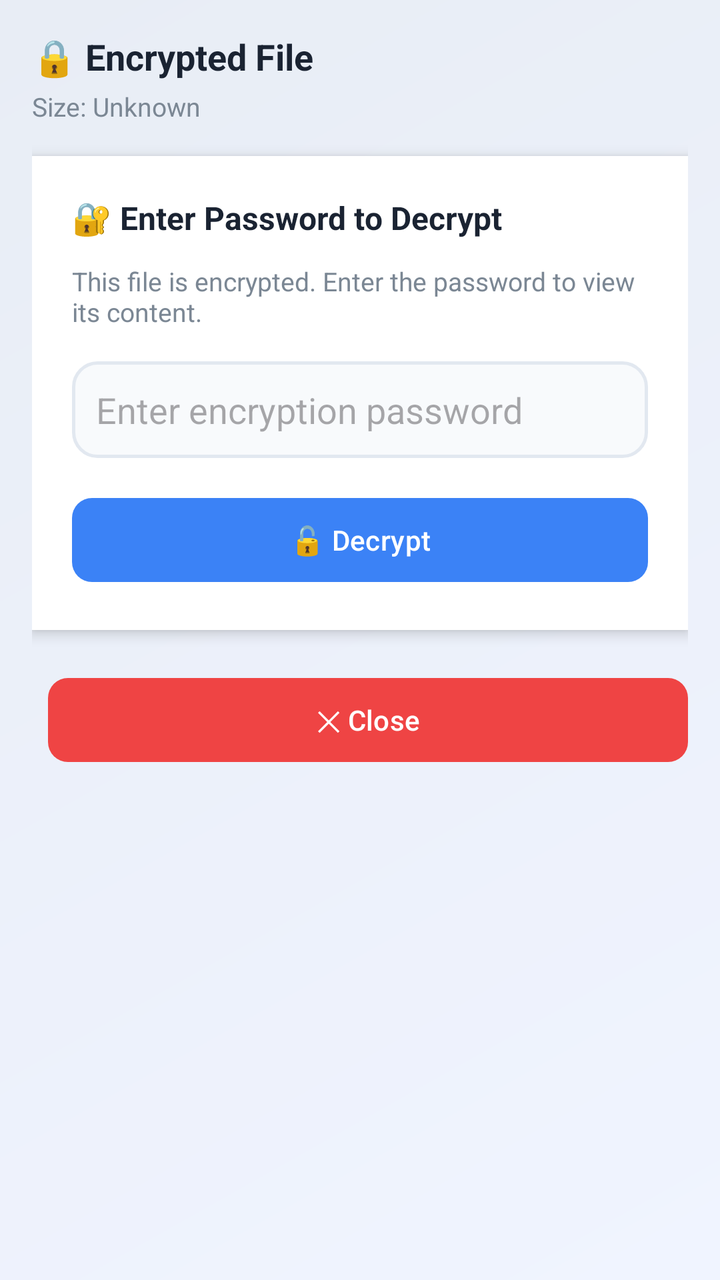
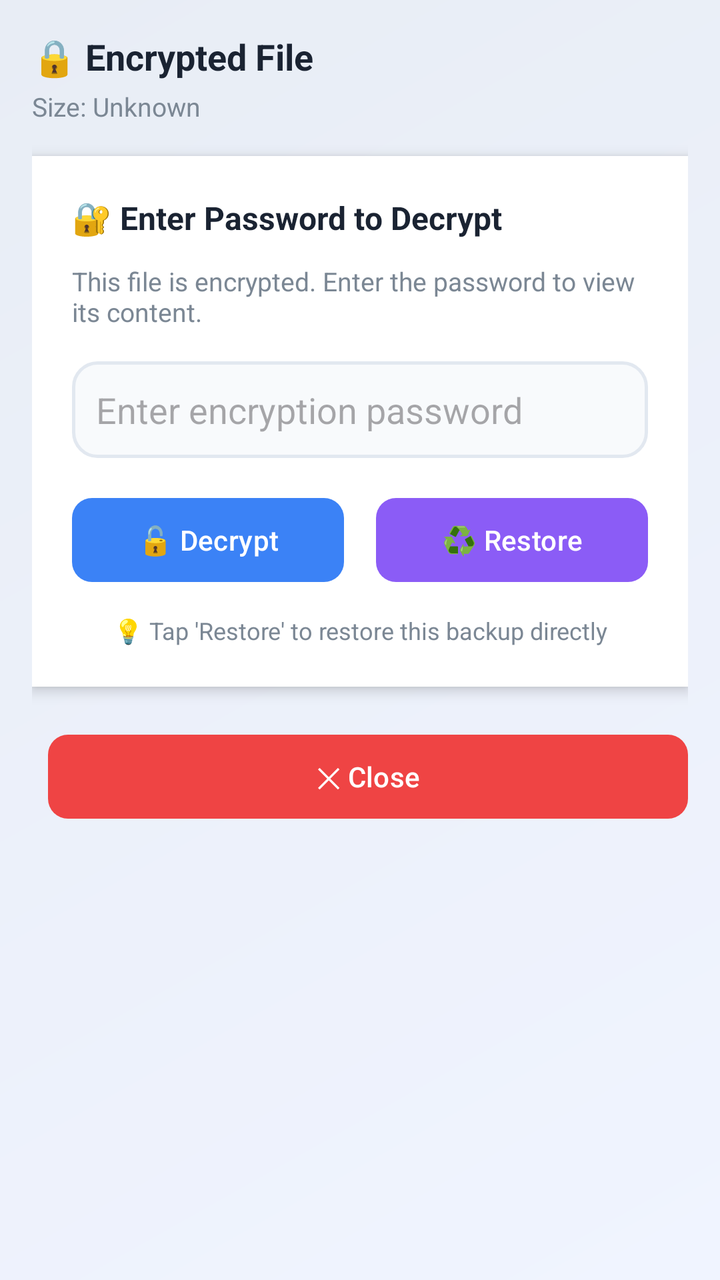

An Android layout rendered at two revisions. The XML below is the earlier revision; the diff shows what the commit changed to produce the second picture.
<!-- AndroidManifest.xml: application theme Theme.MilkDelivery -->
<!-- res/layout/activity_encrypted_file_viewer.xml -->
<?xml version="1.0" encoding="utf-8"?>
<LinearLayout xmlns:android="http://schemas.android.com/apk/res/android"
    xmlns:app="http://schemas.android.com/apk/res-auto"
    android:layout_width="match_parent"
    android:layout_height="match_parent"
    android:orientation="vertical"
    android:background="@drawable/gradient_background"
    android:padding="16dp">

    
    <LinearLayout
        android:layout_width="match_parent"
        android:layout_height="wrap_content"
        android:orientation="vertical"
        android:layout_marginBottom="16dp">

        <TextView
            android:id="@+id/tvFileName"
            android:layout_width="match_parent"
            android:layout_height="wrap_content"
            android:text="🔒 Encrypted File"
            android:textSize="18sp"
            android:textStyle="bold"
            android:textColor="#1A2332"
            android:ellipsize="middle"
            android:maxLines="1" />

        <TextView
            android:id="@+id/tvFileInfo"
            android:layout_width="wrap_content"
            android:layout_height="wrap_content"
            android:text="Size: Unknown"
            android:textSize="13sp"
            android:textColor="#7B8794"
            android:layout_marginTop="4dp" />

    </LinearLayout>

    
    <LinearLayout
        android:id="@+id/layoutPassword"
        android:layout_width="match_parent"
        android:layout_height="wrap_content"
        android:orientation="vertical"
        android:background="#FFFFFF"
        android:padding="20dp"
        android:elevation="4dp"
        android:layout_marginBottom="12dp">

        <TextView
            android:layout_width="wrap_content"
            android:layout_height="wrap_content"
            android:text="🔐 Enter Password to Decrypt"
            android:textSize="16sp"
            android:textStyle="bold"
            android:textColor="#1A2332"
            android:layout_marginBottom="12dp" />

        <TextView
            android:layout_width="wrap_content"
            android:layout_height="wrap_content"
            android:text="This file is encrypted. Enter the password to view its content."
            android:textSize="13sp"
            android:textColor="#7B8794"
            android:layout_marginBottom="16dp" />

        <EditText
            android:id="@+id/etPassword"
            android:layout_width="match_parent"
            android:layout_height="wrap_content"
            android:hint="Enter encryption password"
            android:inputType="textPassword"
            android:padding="12dp"
            android:background="@drawable/edit_text_background"
            android:layout_marginBottom="16dp" />

        <com.google.android.material.button.MaterialButton
            android:id="@+id/btnDecrypt"
            android:layout_width="match_parent"
            android:layout_height="50dp"
            android:text="🔓 Decrypt"
            android:textAllCaps="false"
            android:textSize="14sp"
            app:cornerRadius="10dp"
            app:backgroundTint="#3B82F6" />

    </LinearLayout>

    
    <LinearLayout
        android:id="@+id/layoutContent"
        android:layout_width="match_parent"
        android:layout_height="0dp"
        android:layout_weight="1"
        android:orientation="vertical"
        android:visibility="gone">

        <TextView
            android:layout_width="wrap_content"
            android:layout_height="wrap_content"
            android:text="📄 Decrypted Content"
            android:textSize="16sp"
            android:textStyle="bold"
            android:textColor="#1A2332"
            android:layout_marginBottom="8dp" />

        <androidx.cardview.widget.CardView
            android:layout_width="match_parent"
            android:layout_height="0dp"
            android:layout_weight="1"
            app:cardCornerRadius="12dp"
            app:cardElevation="4dp"
            android:layout_marginBottom="12dp">

            <ScrollView
                android:id="@+id/scrollView"
                android:layout_width="match_parent"
                android:layout_height="match_parent"
                android:padding="16dp"
                android:background="#FFFFFF">

                <TextView
                    android:id="@+id/tvContent"
                    android:layout_width="match_parent"
                    android:layout_height="wrap_content"
                    android:text=""
                    android:textSize="14sp"
                    android:textColor="#1A2332"
                    android:fontFamily="monospace"
                    android:lineSpacingExtra="4dp" />

            </ScrollView>

        </androidx.cardview.widget.CardView>

    </LinearLayout>

    
    <LinearLayout
        android:layout_width="match_parent"
        android:layout_height="wrap_content"
        android:orientation="horizontal"
        android:layout_marginTop="8dp">

        <com.google.android.material.button.MaterialButton
            android:id="@+id/btnShare"
            android:layout_width="0dp"
            android:layout_height="50dp"
            android:layout_weight="1"
            android:text="📤 Share"
            android:textAllCaps="false"
            android:textSize="14sp"
            app:cornerRadius="10dp"
            app:backgroundTint="#10B981"
            android:layout_marginEnd="8dp"
            android:visibility="gone" />

        <com.google.android.material.button.MaterialButton
            android:id="@+id/btnClose"
            android:layout_width="0dp"
            android:layout_height="50dp"
            android:layout_weight="1"
            android:text="✕ Close"
            android:textAllCaps="false"
            android:textSize="14sp"
            app:cornerRadius="10dp"
            app:backgroundTint="#EF4444"
            android:layout_marginStart="8dp" />

    </LinearLayout>

</LinearLayout>
<!-- resources referenced by this layout -->
<resources>
  <!-- drawable edit_text_background (drawable) -->
  <?xml version="1.0" encoding="utf-8"?>
  <shape xmlns:android="http://schemas.android.com/apk/res/android">
      <solid android:color="#F8FAFC" />
      <corners android:radius="12dp" />
      <stroke
          android:width="1.5dp"
          android:color="#E2E8F0" />
  </shape>
  <!-- drawable gradient_background (drawable) -->
  <?xml version="1.0" encoding="utf-8"?>
  <shape xmlns:android="http://schemas.android.com/apk/res/android">
      <gradient
          android:startColor="#F0F4FF"
          android:endColor="#E8EDF5"
          android:angle="135" />
  </shape>
  <style name="Theme.MilkDelivery" parent="Theme.Material3.Light.NoActionBar">
          
          <item name="colorPrimary">@color/primary</item>
          <item name="colorPrimaryDark">@color/primary_dark</item>
          <item name="colorSecondary">@color/secondary</item>
          <item name="android:statusBarColor">@color/primary</item>
          <item name="android:windowLightStatusBar">false</item>
  
          
          <item name="colorSurface">@color/surface</item>
          <item name="colorOnSurface">@color/on_surface</item>
          <item name="android:windowBackground">@color/background</item>
          <item name="colorSurfaceVariant">@color/surface_variant</item>
          <item name="colorOnSurfaceVariant">@color/on_surface_variant</item>
  
          
          <item name="materialCardViewStyle">@style/Widget.Material3.CardView.Elevated</item>
  
          
          <item name="android:colorBackground">@color/background</item>
          <item name="android:navigationBarColor">@color/background</item>
      </style>
  <color name="primary">#005B41</color>
  <color name="primary_dark">#00402E</color>
  <color name="secondary">#03DAC6</color>
  <color name="surface">#FFFFFF</color>
  <color name="on_surface">#212121</color>
  <color name="background">#FAFAFA</color>
  <color name="surface_variant">#F4F4F4</color>
  <color name="on_surface_variant">#555555</color>
</resources>

<!-- the commit's change to res/layout/activity_encrypted_file_viewer.xml (unified diff, before → after) -->
@@ -74,15 +74,47 @@
             android:background="@drawable/edit_text_background"
             android:layout_marginBottom="16dp" />
 
-        <com.google.android.material.button.MaterialButton
-            android:id="@+id/btnDecrypt"
-            android:layout_width="match_parent"
-            android:layout_height="50dp"
-            android:text="🔓 Decrypt"
-            android:textAllCaps="false"
-            android:textSize="14sp"
-            app:cornerRadius="10dp"
-            app:backgroundTint="#3B82F6" />
+        <LinearLayout
+            android:layout_width="match_parent"
+            android:layout_height="wrap_content"
+            android:orientation="horizontal"
+            android:weightSum="2">
+
+            <com.google.android.material.button.MaterialButton
+                android:id="@+id/btnDecrypt"
+                android:layout_width="0dp"
+                android:layout_height="50dp"
+                android:layout_weight="1"
+                android:layout_marginEnd="8dp"
+                android:text="🔓 Decrypt"
+                android:textAllCaps="false"
+                android:textSize="14sp"
+                app:cornerRadius="10dp"
+                app:backgroundTint="#3B82F6" />
+
+            
+            <com.google.android.material.button.MaterialButton
+                android:id="@+id/btnRestore"
+                android:layout_width="0dp"
+                android:layout_height="50dp"
+                android:layout_weight="1"
+                android:layout_marginStart="8dp"
+                android:text="♻️ Restore"
+                android:textAllCaps="false"
+                android:textSize="14sp"
+                app:cornerRadius="10dp"
+                app:backgroundTint="#8B5CF6" />
+
+        </LinearLayout>
+
+        <TextView
+            android:layout_width="match_parent"
+            android:layout_height="wrap_content"
+            android:text="💡 Tap 'Restore' to restore this backup directly"
+            android:textSize="12sp"
+            android:textColor="#7B8794"
+            android:gravity="center"
+            android:layout_marginTop="12dp" />
 
     </LinearLayout>
 
@@ -137,6 +169,41 @@
 
     
     <LinearLayout
+        android:id="@+id/layoutRestoreButton"
+        android:layout_width="match_parent"
+        android:layout_height="wrap_content"
+        android:orientation="horizontal"
+        android:layout_marginTop="8dp"
+        android:visibility="gone">
+
+        <com.google.android.material.button.MaterialButton
+            android:id="@+id/btnRestoreContent"
+            android:layout_width="0dp"
+            android:layout_height="50dp"
+            android:layout_weight="1"
+            android:text="♻️ Restore This Backup"
+            android:textAllCaps="false"
+            android:textSize="14sp"
+            app:cornerRadius="10dp"
+            app:backgroundTint="#8B5CF6"
+            android:layout_marginEnd="8dp" />
+
+        <com.google.android.material.button.MaterialButton
+            android:id="@+id/btnCloseContent"
+            android:layout_width="0dp"
+            android:layout_height="50dp"
+            android:layout_weight="1"
+            android:text="✕ Close"
+            android:textAllCaps="false"
+            android:textSize="14sp"
+            app:cornerRadius="10dp"
+            app:backgroundTint="#EF4444"
+            android:layout_marginStart="8dp" />
+
+    </LinearLayout>
+
+    
+    <LinearLayout
         android:layout_width="match_parent"
         android:layout_height="wrap_content"
         android:orientation="horizontal"
